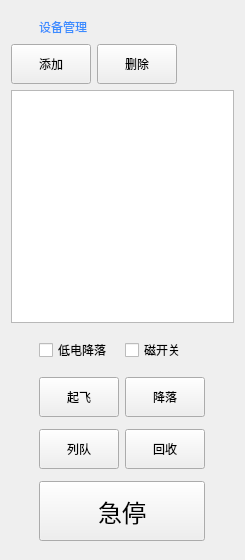
Above: UAVManage/devicemanage.ui from gessd/UAVManage before the change. Below: the same form after it.
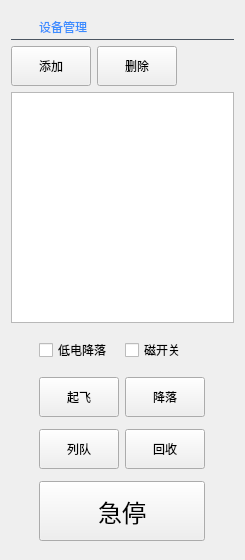
That is the form after the change. Icons and pictures are not drawn.

```diff
--- a/UAVManage/devicemanage.ui
+++ b/UAVManage/devicemanage.ui
@@ -309,7 +309,7 @@
       <item row="0" column="0">
        <widget class="QWidget" name="widget" native="true">
         <property name="styleSheet">
-         <string notr="true">background:transparent;</string>
+         <string notr="true">.QWidget{background:transparent;border-bottom:1px solid rgb(75,85,97);}</string>
         </property>
         <layout class="QHBoxLayout" name="horizontalLayout_2">
          <property name="leftMargin">
@@ -322,7 +322,7 @@
           <number>0</number>
          </property>
          <property name="bottomMargin">
-          <number>0</number>
+          <number>2</number>
          </property>
          <item>
           <widget class="QLabel" name="label">
```
Left out of the diff: 2 changed lines with no effect on the pictures.
